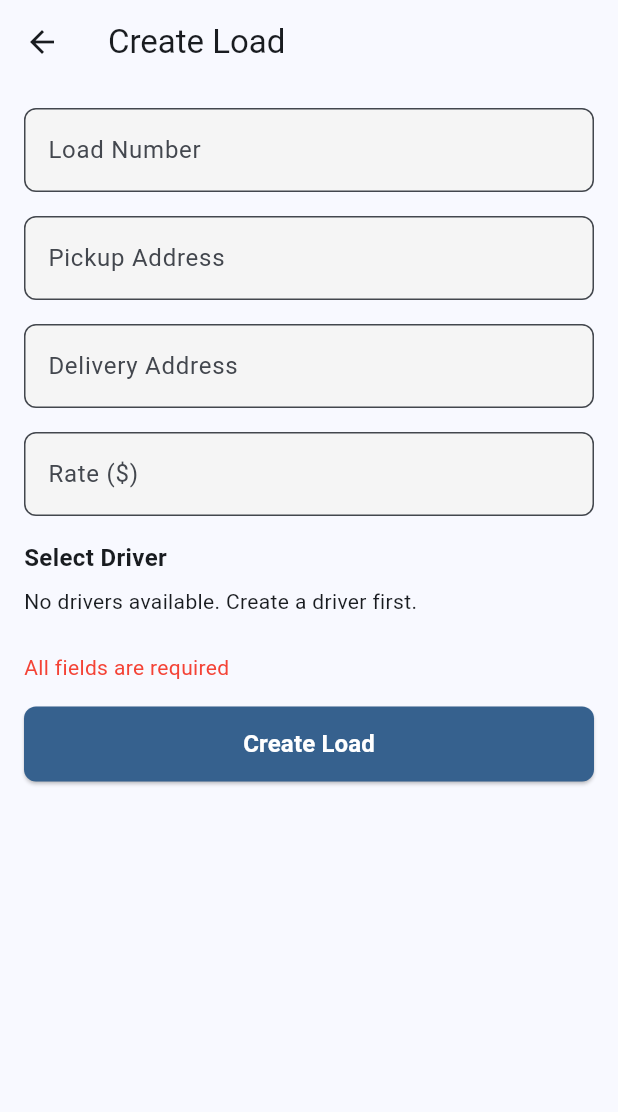
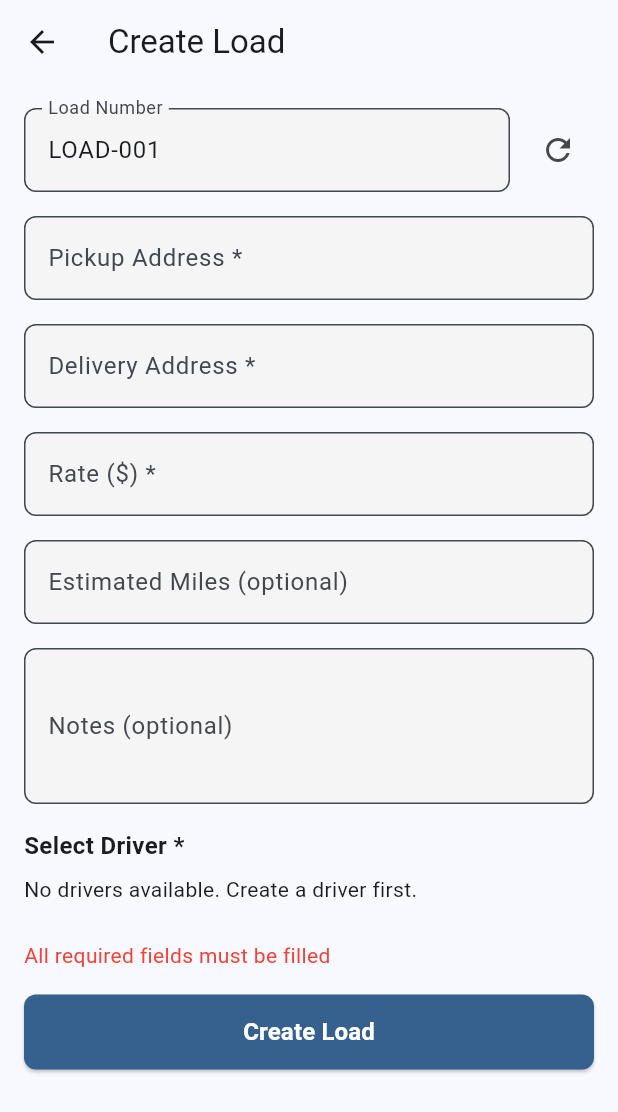
Before and after one commit to dukens11-create/gud, a Flutter app: the CreateLoadScreen screen opened by its route, after a tap on "Create Load", on a phone screen of 412 x 824 dp. Shown: the top 1112 px of the screen. Run offline on Flutter 3.47's test engine with Material 3 defaults, Android fonts, the phone set to English and light mode, and no system bars; our stand-ins replace cloud_firestore, firebase_auth, firebase_core, firebase_storage, image_picker; accounts and stored records are empty; network calls fail.

Commit message:
Add all screens, update widgets, and implement load detail and POD upload features
Co-authored-by: dukens11-create <249652828+dukens11-create@users.noreply.github.com>

```diff
--- a/lib/screens/admin/create_load_screen.dart
+++ b/lib/screens/admin/create_load_screen.dart
@@ -1,4 +1,5 @@
 import 'package:flutter/material.dart';
+import 'package:firebase_auth/firebase_auth.dart';
 import '../../services/firestore_service.dart';
 import '../../models/driver.dart';
 import '../../widgets/app_button.dart';
@@ -17,9 +18,31 @@ class _CreateLoadScreenState extends State<CreateLoadScreen> {
   final _pickupController = TextEditingController();
   final _deliveryController = TextEditingController();
   final _rateController = TextEditingController();
+  final _milesController = TextEditingController();
+  final _notesController = TextEditingController();
   String? _selectedDriverId;
+  String? _selectedDriverName;
   bool _isCreating = false;
+  bool _isLoadingNumber = false;
   String? _errorMessage;
+
+  @override
+  void initState() {
+    super.initState();
+    _generateLoadNumber();
+  }
+
+  Future<void> _generateLoadNumber() async {
+    setState(() => _isLoadingNumber = true);
+    try {
+      final loadNumber = await _firestoreService.generateLoadNumber();
+      _loadNumberController.text = loadNumber;
+    } catch (e) {
+      setState(() => _errorMessage = 'Error generating load number: $e');
+    } finally {
+      setState(() => _isLoadingNumber = false);
+    }
+  }
 
   @override
   void dispose() {
@@ -27,6 +50,8 @@ class _CreateLoadScreenState extends State<CreateLoadScreen> {
     _pickupController.dispose();
     _deliveryController.dispose();
     _rateController.dispose();
+    _milesController.dispose();
+    _notesController.dispose();
     super.dispose();
   }
 
@@ -36,7 +61,7 @@ class _CreateLoadScreenState extends State<CreateLoadScreen> {
         _deliveryController.text.isEmpty ||
         _rateController.text.isEmpty ||
         _selectedDriverId == null) {
-      setState(() => _errorMessage = 'All fields are required');
+      setState(() => _errorMessage = 'All required fields must be filled');
       return;
     }
 
@@ -46,26 +71,29 @@ class _CreateLoadScreenState extends State<CreateLoadScreen> {
       return;
     }
 
+    final miles = _milesController.text.isNotEmpty
+        ? double.tryParse(_milesController.text)
+        : null;
+
     setState(() {
       _isCreating = true;
       _errorMessage = null;
     });
 
     try {
+      final currentUserId = FirebaseAuth.instance.currentUser?.uid ?? '';
+
       await _firestoreService.createLoad(
         loadNumber: _loadNumberController.text.trim(),
         driverId: _selectedDriverId!,
+        driverName: _selectedDriverName ?? '',
         pickupAddress: _pickupController.text.trim(),
         deliveryAddress: _deliveryController.text.trim(),
         rate: rate,
+        miles: miles,
+        notes: _notesController.text.isNotEmpty ? _notesController.text.trim() : null,
+        createdBy: currentUserId,
       );
-
-      // Clear form
-      _loadNumberController.clear();
-      _pickupController.clear();
-      _deliveryController.clear();
-      _rateController.clear();
-      _selectedDriverId = null;
 
       if (mounted) {
         ScaffoldMessenger.of(context).showSnackBar(
@@ -76,7 +104,9 @@ class _CreateLoadScreenState extends State<CreateLoadScreen> {
     } catch (e) {
       setState(() => _errorMessage = e.toString());
     } finally {
-      setState(() => _isCreating = false);
+      if (mounted) {
+        setState(() => _isCreating = false);
+      }
     }
   }
 
@@ -89,29 +119,60 @@ class _CreateLoadScreenState extends State<CreateLoadScreen> {
         child: Column(
           crossAxisAlignment: CrossAxisAlignment.start,
           children: [
-            AppTextField(
-              controller: _loadNumberController,
-              label: 'Load Number',
+            Row(
+              children: [
+                Expanded(
+                  child: AppTextField(
+                    controller: _loadNumberController,
+                    label: 'Load Number',
+                    enabled: !_isLoadingNumber,
+                  ),
+                ),
+                const SizedBox(width: 8),
+                IconButton(
+                  icon: _isLoadingNumber
+                      ? const SizedBox(
+                          width: 20,
+                          height: 20,
+                          child: CircularProgressIndicator(strokeWidth: 2),
+                        )
+                      : const Icon(Icons.refresh),
+                  onPressed: _isLoadingNumber ? null : _generateLoadNumber,
+                  tooltip: 'Generate new load number',
+                ),
+              ],
             ),
             const SizedBox(height: 16),
             AppTextField(
               controller: _pickupController,
-              label: 'Pickup Address',
+              label: 'Pickup Address *',
             ),
             const SizedBox(height: 16),
             AppTextField(
               controller: _deliveryController,
-              label: 'Delivery Address',
+              label: 'Delivery Address *',
             ),
             const SizedBox(height: 16),
             AppTextField(
               controller: _rateController,
-              label: 'Rate (\$)',
+              label: 'Rate (\$) *',
               keyboardType: TextInputType.number,
             ),
             const SizedBox(height: 16),
+            AppTextField(
+              controller: _milesController,
+              label: 'Estimated Miles (optional)',
+              keyboardType: TextInputType.number,
+            ),
+            const SizedBox(height: 16),
+            AppTextField(
+              controller: _notesController,
+              label: 'Notes (optional)',
+              maxLines: 3,
+            ),
+            const SizedBox(height: 16),
             const Text(
-              'Select Driver',
+              'Select Driver *',
               style: TextStyle(fontSize: 16, fontWeight: FontWeight.bold),
             ),
             const SizedBox(height: 8),
@@ -132,26 +193,24 @@ class _CreateLoadScreenState extends State<CreateLoadScreen> {
                   return const Text('No drivers available. Create a driver first.');
                 }
 
-                final availableDrivers = drivers.where((d) => d.status == 'available').toList();
-
-                if (availableDrivers.isEmpty) {
-                  return const Text('No available drivers at the moment.');
-                }
-
                 return DropdownButtonFormField<String>(
                   value: _selectedDriverId,
                   decoration: const InputDecoration(
                     border: OutlineInputBorder(),
                     hintText: 'Select a driver',
                   ),
-                  items: availableDrivers.map((driver) {
+                  items: drivers.map((driver) {
                     return DropdownMenuItem(
                       value: driver.id,
-                      child: Text('${driver.name} - ${driver.truckNumber}'),
+                      child: Text('${driver.name} - ${driver.truckNumber} (${driver.status})'),
                     );
                   }).toList(),
                   onChanged: (value) {
-                    setState(() => _selectedDriverId = value);
+                    final selectedDriver = drivers.firstWhere((d) => d.id == value);
+                    setState(() {
+                      _selectedDriverId = value;
+                      _selectedDriverName = selectedDriver.name;
+                    });
                   },
                 );
               },
--- a/lib/screens/driver/earnings_screen.dart
+++ b/lib/screens/driver/earnings_screen.dart
@@ -12,8 +12,8 @@ class EarningsScreen extends StatelessWidget {
 
     return Scaffold(
       appBar: AppBar(title: const Text('My Earnings')),
-      body: FutureBuilder<double>(
-        future: firestoreService.getDriverEarnings(userId),
+      body: StreamBuilder<double>(
+        stream: firestoreService.streamDriverEarnings(userId),
         builder: (context, snapshot) {
           if (snapshot.connectionState == ConnectionState.waiting) {
             return const Center(child: CircularProgressIndicator());
--- a/lib/widgets/app_textfield.dart
+++ b/lib/widgets/app_textfield.dart
@@ -7,6 +7,7 @@ class AppTextField extends StatelessWidget {
   final TextInputType keyboardType;
   final String? Function(String?)? validator;
   final int maxLines;
+  final bool enabled;
 
   const AppTextField({
     super.key,
@@ -16,6 +17,7 @@ class AppTextField extends StatelessWidget {
     this.keyboardType = TextInputType.text,
     this.validator,
     this.maxLines = 1,
+    this.enabled = true,
   });
 
   @override
@@ -26,6 +28,7 @@ class AppTextField extends StatelessWidget {
       keyboardType: keyboardType,
       maxLines: maxLines,
       validator: validator,
+      enabled: enabled,
       decoration: InputDecoration(
         labelText: label,
         border: OutlineInputBorder(
```
Also changed, not shown: lib/screens/driver/driver_home.dart (+13 -3 lines), lib/screens/driver/load_detail_screen.dart (added, +374 -0 lines), lib/screens/driver/upload_pod_screen.dart (added, +221 -0 lines).
